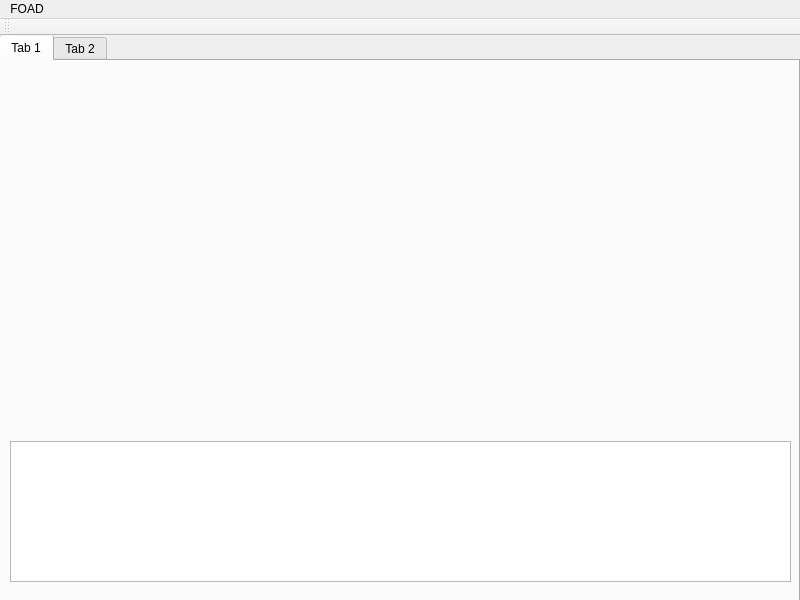
The window that qt_designs/goad_draft_02.ui (Hasimir/foad) describes before a commit, drawn with Qt 5.
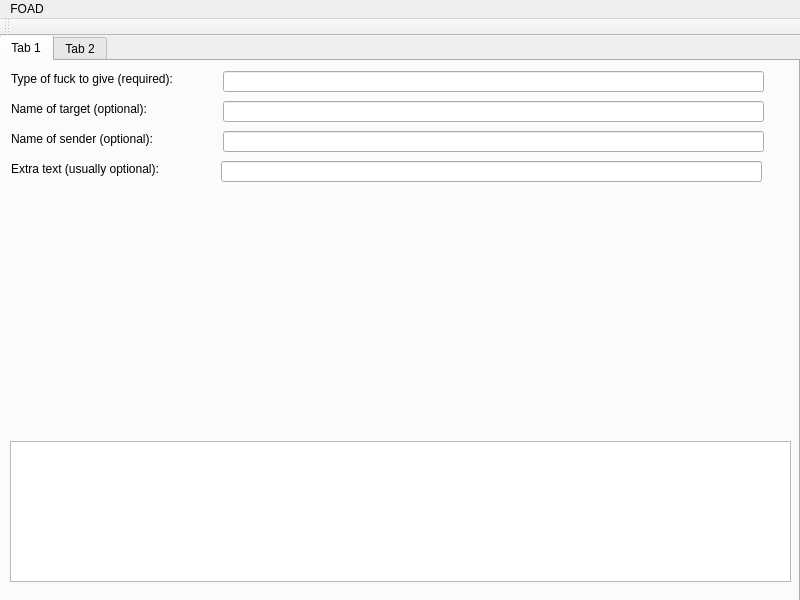
The same window after the commit.

Commit message: Added the variable fields.

Patch:
```diff
--- a/qt_designs/goad_draft_02.ui
+++ b/qt_designs/goad_draft_02.ui
@@ -30,17 +30,6 @@
      <attribute name="title">
       <string>Tab 1</string>
      </attribute>
-     <widget class="QWidget" name="gridLayoutWidget">
-      <property name="geometry">
-       <rect>
-        <x>-1</x>
-        <y>-1</y>
-        <width>791</width>
-        <height>301</height>
-       </rect>
-      </property>
-      <layout class="QGridLayout" name="gridLayout"/>
-     </widget>
      <widget class="QWidget" name="verticalLayoutWidget">
       <property name="geometry">
        <rect>
@@ -56,6 +45,98 @@
        </item>
       </layout>
      </widget>
+     <widget class="QLabel" name="label">
+      <property name="geometry">
+       <rect>
+        <x>10</x>
+        <y>10</y>
+        <width>201</width>
+        <height>16</height>
+       </rect>
+      </property>
+      <property name="text">
+       <string>Type of fuck to give (required):</string>
+      </property>
+     </widget>
+     <widget class="QLineEdit" name="lineEdit">
+      <property name="geometry">
+       <rect>
+        <x>222</x>
+        <y>10</y>
+        <width>541</width>
+        <height>21</height>
+       </rect>
+      </property>
+     </widget>
+     <widget class="QLabel" name="label_2">
+      <property name="geometry">
+       <rect>
+        <x>10</x>
+        <y>40</y>
+        <width>171</width>
+        <height>16</height>
+       </rect>
+      </property>
+      <property name="text">
+       <string>Name of target (optional):</string>
+      </property>
+     </widget>
+     <widget class="QLineEdit" name="lineEdit_2">
+      <property name="geometry">
+       <rect>
+        <x>222</x>
+        <y>40</y>
+        <width>541</width>
+        <height>21</height>
+       </rect>
+      </property>
+     </widget>
+     <widget class="QLabel" name="label_3">
+      <property name="geometry">
+       <rect>
+        <x>10</x>
+        <y>70</y>
+        <width>181</width>
+        <height>16</height>
+       </rect>
+      </property>
+      <property name="text">
+       <string>Name of sender (optional):</string>
+      </property>
+     </widget>
+     <widget class="QLineEdit" name="lineEdit_3">
+      <property name="geometry">
+       <rect>
+        <x>222</x>
+        <y>70</y>
+        <width>541</width>
+        <height>21</height>
+       </rect>
+      </property>
+     </widget>
+     <widget class="QLabel" name="label_4">
+      <property name="geometry">
+       <rect>
+        <x>10</x>
+        <y>100</y>
+        <width>191</width>
+        <height>16</height>
+       </rect>
+      </property>
+      <property name="text">
+       <string>Extra text (usually optional):</string>
+      </property>
+     </widget>
+     <widget class="QLineEdit" name="lineEdit_4">
+      <property name="geometry">
+       <rect>
+        <x>220</x>
+        <y>100</y>
+        <width>541</width>
+        <height>21</height>
+       </rect>
+      </property>
+     </widget>
     </widget>
     <widget class="QWidget" name="tab_2">
      <attribute name="title">
```
